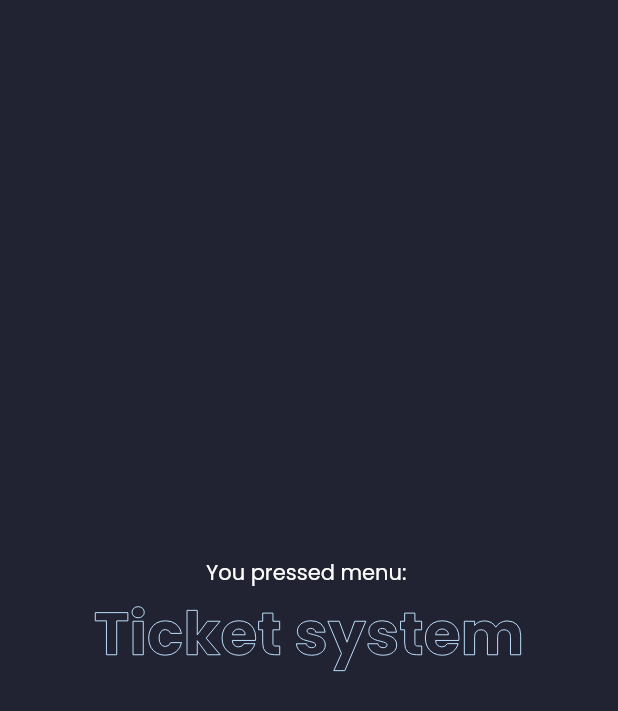
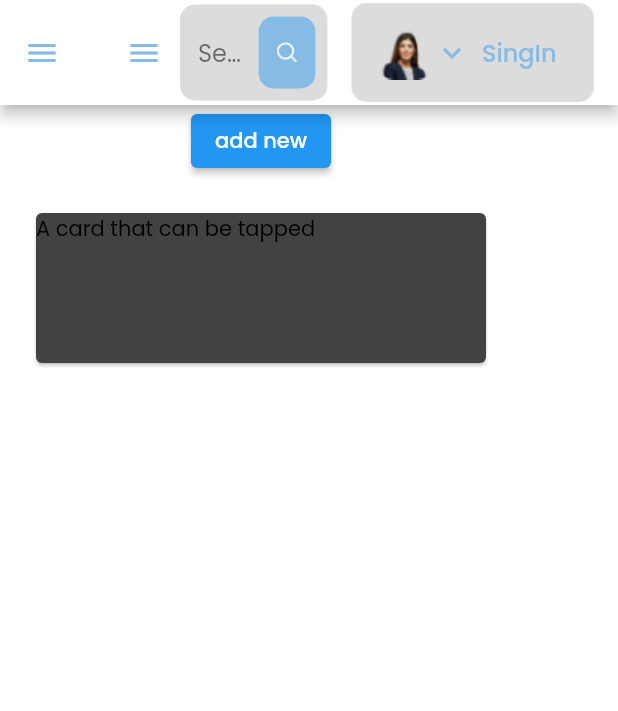
Before and after one commit to Reriuqni/khavier, a Flutter app: the TicketsScreen screen opened by its route, on a phone screen of 412 x 824 dp. Shown: the top 711 px of the screen. Run offline on Flutter 3.47's test engine with Material 2 defaults, Android fonts, the light colour scheme and no system bars; our stand-ins replace cloud_firestore, data_table_2, firebase_auth, firebase_core, fl_chart, flutter_svg and 1 more; missing offline and left inert: dart:html; accounts and stored records are empty.

Commit message:
Change colors

```diff
--- a/lib/constants.dart
+++ b/lib/constants.dart
@@ -1,7 +1,7 @@
 import 'package:flutter/material.dart';
 
-const primaryColor = Color(0xFF2697FF);
-const secondaryColor = Color(0xFF2A2D3E);
-const bgColor = Color(0xFF212332);
+const primaryColor = Color(0xFF86BBE5);
+const secondaryColor = Color(0xFFDCDCDC);
+const bgColor = Color(0xFFFFFFFF);
 
 const defaultPadding = 16.0;
--- a/lib/main.dart
+++ b/lib/main.dart
@@ -60,12 +60,12 @@ class _MyAppState extends State<MyApp> {
             ],
             child: MaterialApp(
               debugShowCheckedModeBanner: false,
-              title: 'Flutter Admin Panel',
+              title: 'MySolve',
               theme: ThemeData.dark().copyWith(
                 scaffoldBackgroundColor: bgColor,
                 textTheme:
                     GoogleFonts.poppinsTextTheme(Theme.of(context).textTheme)
-                        .apply(bodyColor: Colors.white),
+                        .apply(bodyColor: Colors.black),
                 canvasColor: secondaryColor,
               ),
               routes: {
--- a/lib/screens/dashboard/components/chart.dart
+++ b/lib/screens/dashboard/components/chart.dart
@@ -30,7 +30,7 @@ class Chart extends StatelessWidget {
                 Text(
                   "29.1",
                   style: Theme.of(context).textTheme.headline4!.copyWith(
-                        color: Colors.white,
+                        color: Colors.black54,
                         fontWeight: FontWeight.w600,
                         height: 0.5,
                       ),
--- a/lib/screens/dashboard/components/file_info_card.dart
+++ b/lib/screens/dashboard/components/file_info_card.dart
@@ -67,7 +67,7 @@ class FileInfoCard extends StatelessWidget {
                 style: Theme.of(context)
                     .textTheme
                     .caption!
-                    .copyWith(color: Colors.white),
+                    .copyWith(color: Colors.black54),
               ),
             ],
           )
--- a/lib/screens/dashboard/components/header.dart
+++ b/lib/screens/dashboard/components/header.dart
@@ -3,6 +3,8 @@ import 'package:admin/responsive.dart';
 import 'package:flutter/material.dart';
 import 'package:flutter_svg/flutter_svg.dart';
 import 'package:provider/provider.dart';
+import 'package:admin/constants.dart';
+
 
 import '../../../constants.dart';
 
@@ -63,12 +65,12 @@ class ProfileCard extends StatelessWidget {
               padding:
                   const EdgeInsets.symmetric(horizontal: defaultPadding / 2),
               child: Text("UserName",
-              style: TextStyle(fontSize: 16),),
+              style: TextStyle(fontSize: 16, color: Colors.black54),),
             ),
           Icon(Icons.keyboard_arrow_down),
           TextButton(onPressed: () => {
             Navigator.pushNamed(context, '/singin')
-          }, child: Text('SingIn')),
+          }, child: Text('SingIn', style: TextStyle(color: primaryColor, fontSize: 16),)),
           // TextButton(onPressed: () => {
           //   Navigator.pushNamed(context, '/login')
           // }, child: Text('LogIn')),
@@ -87,6 +89,7 @@ class SearchField extends StatelessWidget {
   Widget build(BuildContext context) {
     return TextField(
       decoration: InputDecoration(
+        hintStyle: TextStyle(color: Colors.black54),
         hintText: "Search",
         fillColor: secondaryColor,
         filled: true,
--- a/lib/screens/dashboard/components/my_fields.dart
+++ b/lib/screens/dashboard/components/my_fields.dart
@@ -1,6 +1,7 @@
 import 'package:admin/models/MyFiles.dart';
 import 'package:admin/responsive.dart';
 import 'package:flutter/material.dart';
+import 'package:admin/constants.dart';
 
 import '../../../constants.dart';
 import 'file_info_card.dart';
@@ -24,6 +25,7 @@ class MyFiles extends StatelessWidget {
             ),
             ElevatedButton.icon(
               style: TextButton.styleFrom(
+                backgroundColor: primaryColor,
                 padding: EdgeInsets.symmetric(
                   horizontal: defaultPadding * 1.5,
                   vertical:
--- a/lib/screens/dashboard/components/storage_info_card.dart
+++ b/lib/screens/dashboard/components/storage_info_card.dart
@@ -49,7 +49,7 @@ class StorageInfoCard extends StatelessWidget {
                     style: Theme.of(context)
                         .textTheme
                         .caption!
-                        .copyWith(color: Colors.white70),
+                        .copyWith(color: Colors.black54),
                   ),
                 ],
               ),
--- a/lib/screens/ticket/tickets_screen.dart
+++ b/lib/screens/ticket/tickets_screen.dart
@@ -2,7 +2,8 @@ import 'package:admin/controllers/MenuController.dart';
 import 'package:admin/responsive.dart';
 import 'package:flutter/material.dart';
 import 'package:provider/provider.dart';
-
+import '../dashboard/components/header.dart';
+import 'package:admin/constants.dart';
 import '../main/components/side_menu.dart';
 
 class TicketsScreen extends StatelessWidget {
@@ -11,41 +12,67 @@ class TicketsScreen extends StatelessWidget {
   @override
   Widget build(BuildContext context) {
     return Scaffold(
+      appBar: AppBar(
+        title: Header(),
+        backgroundColor: Colors.white,
+        toolbarHeight: 70,
+        iconTheme: IconThemeData(color: primaryColor),
+      ),
       key: context.read<MenuController>().scaffoldKey,
       drawer: SideMenu(),
       body: SafeArea(
-        child: Row(
-          crossAxisAlignment: CrossAxisAlignment.start,
+        // child: Row(
+        //   crossAxisAlignment: CrossAxisAlignment.start,
+        //   children: [
+        //     Expanded(
+        //       // It takes 5/6 part of the screen
+        //       flex: 6,
+        //
+        //       child: Column(
+        //         mainAxisAlignment: MainAxisAlignment.center,
+        //         children: <Widget>[
+        //           Text(
+        //             'You pressed menu: ',
+        //           ),
+        //           Text(
+        //             '$_pageName',
+        //             style: TextStyle(
+        //               fontWeight: FontWeight.bold,
+        //               fontSize: 40,
+        //               // decorationStyle: TextDecorationStyle.wavy,
+        //               foreground: Paint()
+        //                 ..style = PaintingStyle.stroke
+        //                 ..color = Colors.blue[100]!,
+        //             ),
+        //           ),
+        //         ],
+        //       ),
+        //     ),
+        //   ],
+        // ),
+        child: Column(
           children: [
-            // We want this side menu only for large screen
-            if (Responsive.isDesktop(context))
-              Expanded(
-                // default flex = 1
-                // and it takes 1/6 part of the screen
-                child: SideMenu(),
-              ),
-            Expanded(
-              // It takes 5/6 part of the screen
-              flex: 5,
+            ElevatedButton(onPressed: ()=> {
 
-              child: Column(
-                mainAxisAlignment: MainAxisAlignment.center,
-                children: <Widget>[
-                  Text(
-                    'You pressed menu: ',
+            }, child: Text('add new'),
+
+                style: ButtonStyle(
+                  // padding: EdgeInsets.only(top: 10.0);
+                ),
+                    ),
+            Padding(padding: EdgeInsets.all(20),
+              child: Card(
+                child: InkWell(
+                  splashColor: Colors.blue.withAlpha(30),
+                  onTap: () {
+                    print('Card tapped.');
+                  },
+                  child: const SizedBox(
+                    width: 300,
+                    height: 100,
+                    child: Text('A card that can be tapped'),
                   ),
-                  Text(
-                    '$_pageName',
-                    style: TextStyle(
-                      fontWeight: FontWeight.bold,
-                      fontSize: 40,
-                      // decorationStyle: TextDecorationStyle.wavy,
-                      foreground: Paint()
-                        ..style = PaintingStyle.stroke
-                        ..color = Colors.blue[100]!,
-                    ),
                   ),
-                ],
               ),
             ),
           ],
```
Also changed, not shown: lib/screens/login/phone_screen.dart (+19 -18 lines), lib/screens/main/components/side_menu.dart (+10 -4 lines), 2 other files.
